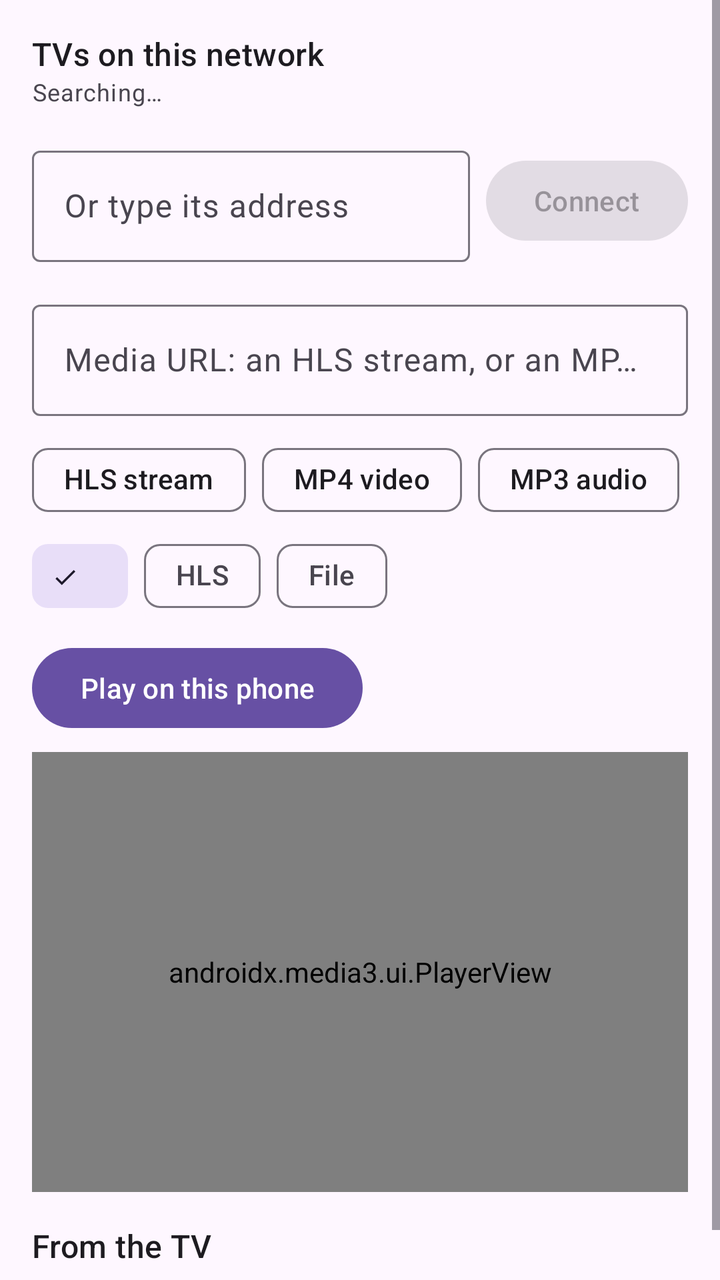
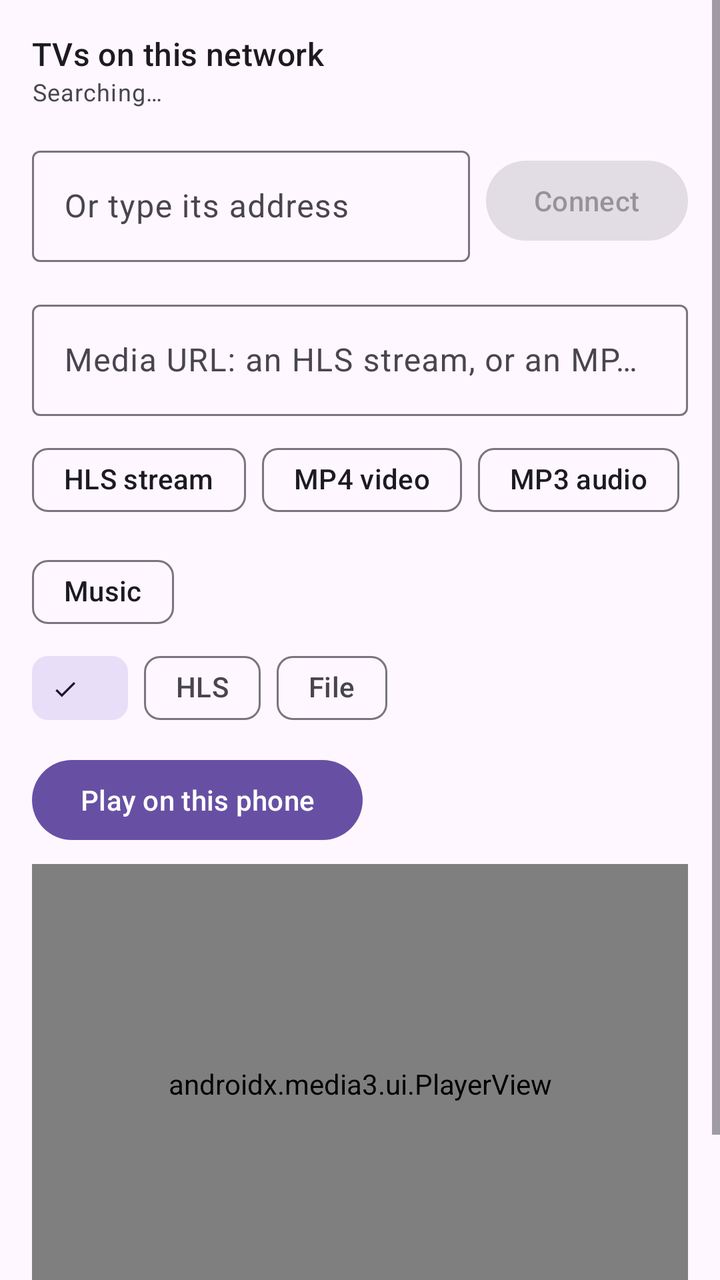

Compare the two renders of this Android layout. The source of the first and the diff that turns it into the second are given below.
<!-- AndroidManifest.xml: application theme Theme.Sample -->
<!-- res/layout/activity_main.xml -->
<?xml version="1.0" encoding="utf-8"?>
<ScrollView xmlns:android="http://schemas.android.com/apk/res/android"
    xmlns:app="http://schemas.android.com/apk/res-auto"
    android:layout_width="match_parent"
    android:layout_height="match_parent"
    android:fillViewport="true">

    <LinearLayout
        android:layout_width="match_parent"
        android:layout_height="wrap_content"
        android:orientation="vertical"
        android:padding="16dp">

        <com.google.android.material.card.MaterialCardView
            android:id="@+id/permission_card"
            android:layout_width="match_parent"
            android:layout_height="wrap_content"
            android:layout_marginBottom="16dp"
            android:visibility="gone">

            <LinearLayout
                android:layout_width="match_parent"
                android:layout_height="wrap_content"
                android:orientation="vertical"
                android:padding="16dp">

                <TextView
                    android:layout_width="match_parent"
                    android:layout_height="wrap_content"
                    android:text="@string/no_local_network" />

                <Button
                    android:id="@+id/grant"
                    android:layout_width="wrap_content"
                    android:layout_height="wrap_content"
                    android:layout_marginTop="8dp"
                    android:text="@string/grant" />
            </LinearLayout>
        </com.google.android.material.card.MaterialCardView>

        <TextView
            android:layout_width="match_parent"
            android:layout_height="wrap_content"
            android:text="@string/receivers_title"
            android:textAppearance="?attr/textAppearanceTitleMedium" />

        <LinearLayout
            android:id="@+id/receivers"
            android:layout_width="match_parent"
            android:layout_height="wrap_content"
            android:orientation="vertical" />

        <TextView
            android:id="@+id/discovery"
            android:layout_width="match_parent"
            android:layout_height="wrap_content"
            android:text="@string/searching"
            android:textAppearance="?attr/textAppearanceBodySmall" />

        <LinearLayout
            android:layout_width="match_parent"
            android:layout_height="wrap_content"
            android:layout_marginTop="16dp"
            android:gravity="center_vertical"
            android:orientation="horizontal">

            <com.google.android.material.textfield.TextInputLayout
                android:layout_width="0dp"
                android:layout_height="wrap_content"
                android:layout_weight="1"
                android:hint="@string/by_address_title"
                app:placeholderText="@string/host_hint">

                <com.google.android.material.textfield.TextInputEditText
                    android:id="@+id/host"
                    android:layout_width="match_parent"
                    android:layout_height="wrap_content"
                    android:inputType="textUri"
                    android:maxLines="1" />
            </com.google.android.material.textfield.TextInputLayout>

            <Button
                android:id="@+id/connect"
                android:layout_width="wrap_content"
                android:layout_height="wrap_content"
                android:layout_marginStart="8dp"
                android:enabled="false"
                android:text="@string/connect" />
        </LinearLayout>

        <com.google.android.material.textfield.TextInputLayout
            android:layout_width="match_parent"
            android:layout_height="wrap_content"
            android:layout_marginTop="16dp"
            android:hint="@string/url_title">

            <com.google.android.material.textfield.TextInputEditText
                android:id="@+id/url"
                android:layout_width="match_parent"
                android:layout_height="wrap_content"
                android:inputType="textUri|textMultiLine"
                android:maxLines="3" />
        </com.google.android.material.textfield.TextInputLayout>

        <com.google.android.material.chip.ChipGroup
            android:layout_width="match_parent"
            android:layout_height="wrap_content"
            android:layout_marginTop="8dp">

            <com.google.android.material.chip.Chip
                android:id="@+id/sample_stream"
                style="@style/Widget.Material3.Chip.Assist"
                android:layout_width="wrap_content"
                android:layout_height="wrap_content"
                android:text="@string/sample_stream" />

            <com.google.android.material.chip.Chip
                android:id="@+id/sample_video"
                style="@style/Widget.Material3.Chip.Assist"
                android:layout_width="wrap_content"
                android:layout_height="wrap_content"
                android:text="@string/sample_video" />

            <com.google.android.material.chip.Chip
                android:id="@+id/sample_audio"
                style="@style/Widget.Material3.Chip.Assist"
                android:layout_width="wrap_content"
                android:layout_height="wrap_content"
                android:text="@string/sample_audio" />
        </com.google.android.material.chip.ChipGroup>

        
        <com.google.android.material.chip.ChipGroup
            android:id="@+id/formats"
            android:layout_width="match_parent"
            android:layout_height="wrap_content"
            app:selectionRequired="true"
            app:singleSelection="true">

            <com.google.android.material.chip.Chip
                android:id="@+id/format_auto"
                style="@style/Widget.Material3.Chip.Filter"
                android:layout_width="wrap_content"
                android:layout_height="wrap_content"
                android:checked="true" />

            <com.google.android.material.chip.Chip
                android:id="@+id/format_hls"
                style="@style/Widget.Material3.Chip.Filter"
                android:layout_width="wrap_content"
                android:layout_height="wrap_content"
                android:text="@string/format_hls" />

            <com.google.android.material.chip.Chip
                android:id="@+id/format_file"
                style="@style/Widget.Material3.Chip.Filter"
                android:layout_width="wrap_content"
                android:layout_height="wrap_content"
                android:text="@string/format_file" />
        </com.google.android.material.chip.ChipGroup>

        <Button
            android:id="@+id/play_here"
            android:layout_width="wrap_content"
            android:layout_height="wrap_content"
            android:layout_marginTop="8dp"
            android:text="@string/play_here" />

        
        <androidx.media3.ui.PlayerView
            android:id="@+id/player_view"
            android:layout_width="match_parent"
            android:layout_height="220dp"
            android:layout_marginTop="8dp"
            app:hide_on_touch="false"
            app:show_buffering="never"
            app:show_timeout="0"
            app:use_artwork="false" />

        <TextView
            android:id="@+id/failure"
            android:layout_width="match_parent"
            android:layout_height="wrap_content"
            android:layout_marginTop="16dp"
            android:textColor="?attr/colorError"
            android:visibility="gone" />

        
        <LinearLayout
            android:id="@+id/pair"
            style="?attr/buttonBarStyle"
            android:layout_width="wrap_content"
            android:layout_height="wrap_content"
            android:orientation="horizontal"
            android:visibility="gone">

            <Button
                android:id="@+id/pair_with_pin"
                style="?attr/buttonBarButtonStyle"
                android:layout_width="wrap_content"
                android:layout_height="wrap_content"
                android:text="@string/pair_with_pin" />

            <Button
                android:id="@+id/pair_with_password"
                style="?attr/buttonBarButtonStyle"
                android:layout_width="wrap_content"
                android:layout_height="wrap_content"
                android:text="@string/pair_with_password" />
        </LinearLayout>

        <TextView
            android:id="@+id/status"
            android:layout_width="match_parent"
            android:layout_height="wrap_content"
            android:layout_marginTop="16dp"
            android:textAppearance="?attr/textAppearanceTitleMedium"
            android:visibility="gone" />

        <LinearLayout
            android:id="@+id/casting"
            android:layout_width="match_parent"
            android:layout_height="wrap_content"
            android:orientation="vertical"
            android:visibility="gone">

            <LinearLayout
                style="?attr/buttonBarStyle"
                android:layout_width="match_parent"
                android:layout_height="wrap_content"
                android:layout_marginTop="8dp"
                android:orientation="horizontal">

                <Button
                    android:id="@+id/tracks"
                    style="?attr/buttonBarButtonStyle"
                    android:layout_width="wrap_content"
                    android:layout_height="wrap_content"
                    android:text="@string/renditions" />

                <Button
                    android:id="@+id/info"
                    style="?attr/buttonBarButtonStyle"
                    android:layout_width="wrap_content"
                    android:layout_height="wrap_content"
                    android:text="@string/info" />

                <Button
                    android:id="@+id/disconnect"
                    style="?attr/buttonBarButtonStyle"
                    android:layout_width="wrap_content"
                    android:layout_height="wrap_content"
                    android:text="@string/disconnect" />
            </LinearLayout>
        </LinearLayout>

        <TextView
            android:layout_width="match_parent"
            android:layout_height="wrap_content"
            android:layout_marginTop="16dp"
            android:text="@string/events_title"
            android:textAppearance="?attr/textAppearanceTitleMedium" />

        <TextView
            android:id="@+id/log"
            android:layout_width="match_parent"
            android:layout_height="wrap_content"
            android:fontFamily="monospace"
            android:textAppearance="?attr/textAppearanceBodySmall" />
    </LinearLayout>
</ScrollView>
<!-- resources referenced by this layout -->
<resources>
  <string name="by_address_title">Or type its address</string>
  <string name="connect">Connect</string>
  <string name="disconnect">Disconnect</string>
  <string name="events_title">From the TV</string>
  <string name="format_file">File</string>
  <string name="format_hls">HLS</string>
  <string name="grant">Allow</string>
  <string name="host_hint" translatable="false">192.168.1.20</string>
  <string name="info">Info</string>
  <string name="no_local_network">Without the local network permission, the app cannot find or reach a TV.</string>
  <string name="pair_with_password">Pair with a password</string>
  <string name="pair_with_pin">Pair with a PIN</string>
  <string name="play_here">Play on this phone</string>
  <string name="receivers_title">TVs on this network</string>
  <string name="renditions">Tracks</string>
  <string name="sample_audio">MP3 audio</string>
  <string name="sample_stream">HLS stream</string>
  <string name="sample_video">MP4 video</string>
  <string name="searching">Searching…</string>
  <string name="url_title">Media URL: an HLS stream, or an MP4 or audio file</string>
  <style name="Theme.Sample" parent="Theme.Material3.DayNight.NoActionBar" />
</resources>

<!-- the commit's change to res/layout/activity_main.xml (unified diff, before → after) -->
@@ -127,6 +127,13 @@
                 android:layout_width="wrap_content"
                 android:layout_height="wrap_content"
                 android:text="@string/sample_audio" />
+
+            <com.google.android.material.chip.Chip
+                android:id="@+id/sample_music"
+                style="@style/Widget.Material3.Chip.Assist"
+                android:layout_width="wrap_content"
+                android:layout_height="wrap_content"
+                android:text="@string/sample_music" />
         </com.google.android.material.chip.ChipGroup>
 
         
<!-- resource entries referenced after the edit -->
@@ -16,6 +16,7 @@
   <string name="receivers_title">TVs on this network</string>
   <string name="renditions">Tracks</string>
   <string name="sample_audio">MP3 audio</string>
+  <string name="sample_music">Music</string>
   <string name="sample_stream">HLS stream</string>
   <string name="sample_video">MP4 video</string>
   <string name="searching">Searching…</string>
